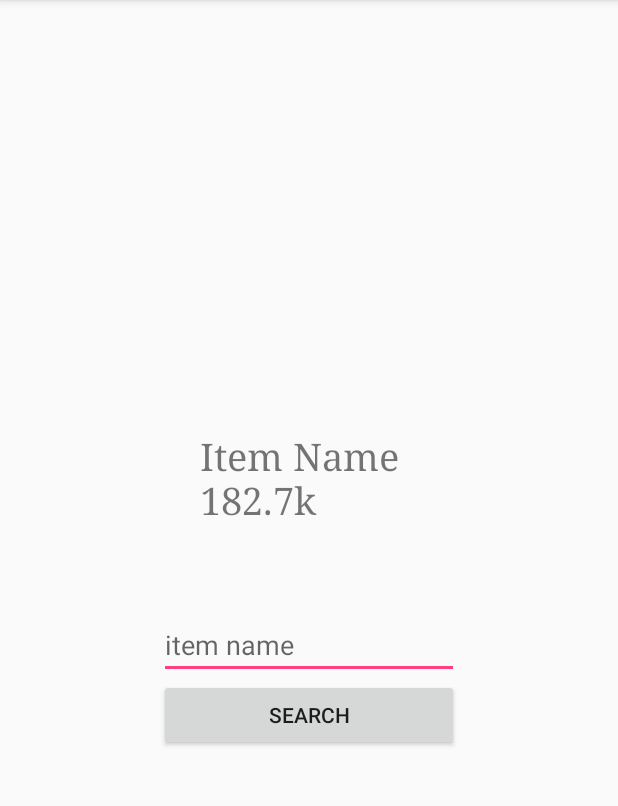
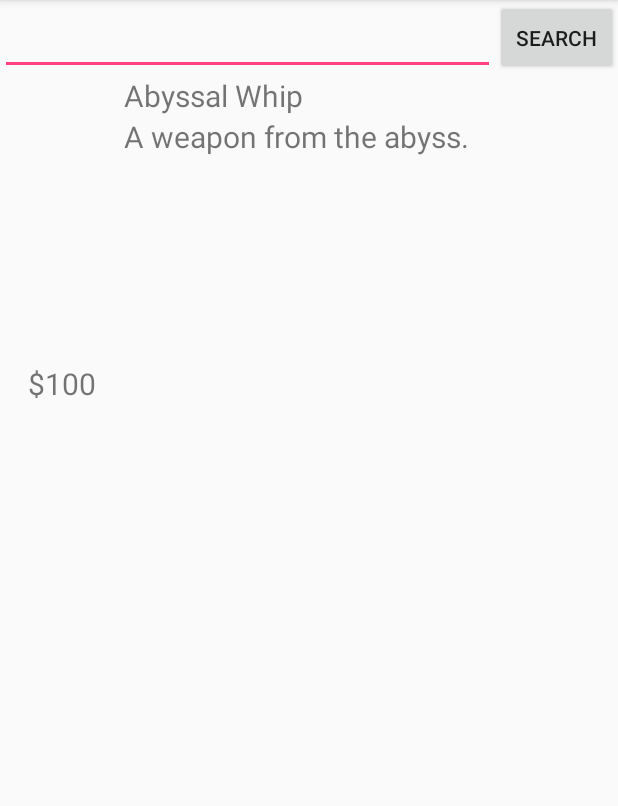
Before and after one commit to ozcer/RunicHelper, an Android app: the GeActivity screen opened directly, with no data from a screen before it, on a phone screen of 412 x 824 dp, the part 84-890 px from its top. Run offline under Robolectric (Android 15) with nearby library versions, the phone set to English and light mode, and no system bars; pictures from the network do not load.

Commit message:
updated GE interface

```diff
--- a/app/src/main/java/ozcer/runichelper/GeActivity.java
+++ b/app/src/main/java/ozcer/runichelper/GeActivity.java
@@ -40,10 +40,10 @@ public class GeActivity extends AppCompatActivity {
         super.onCreate(savedInstanceState);
         setContentView(R.layout.activity_ge);
 
-        Button btnGeSearch = (Button) findViewById(R.id.geSearchButton);
-        tvGeDisplay  = (TextView) findViewById(R.id.geDisplay);
-        edtGeSearchBar = (EditText) findViewById(R.id.geSearchBar);
-        ivItemImage = (ImageView) findViewById(R.id.geItemImage);
+        Button btnGeSearch = (Button) findViewById(R.id.ge_searchButton);
+        tvGeDisplay  = (TextView) findViewById(R.id.ge_itemDescription);
+        edtGeSearchBar = (EditText) findViewById(R.id.ge_searchBar);
+        ivItemImage = (ImageView) findViewById(R.id.ge_itemImage);
 
         btnGeSearch.setOnClickListener(new View.OnClickListener() {
             @Override
--- a/app/src/main/res/layout/activity_ge.xml
+++ b/app/src/main/res/layout/activity_ge.xml
@@ -1,54 +1,95 @@
 <?xml version="1.0" encoding="utf-8"?>
-<LinearLayout xmlns:android="http://schemas.android.com/apk/res/android"
+<RelativeLayout xmlns:android="http://schemas.android.com/apk/res/android"
     xmlns:app="http://schemas.android.com/apk/res-auto"
     xmlns:tools="http://schemas.android.com/tools"
     android:layout_width="match_parent"
     android:layout_height="match_parent"
     tools:context="ozcer.runichelper.GeActivity"
     android:orientation="vertical"
-    android:gravity="center"
+
     >
     <LinearLayout
+        android:id="@+id/ge_topBar"
         android:layout_width="match_parent"
-        android:layout_height="100dp"
-        android:orientation="horizontal"
-        android:layout_margin="20dp"
+        android:layout_height="50dp"
+        android:layout_alignParentTop="true"
         android:weightSum="100"
         >
 
-        <ImageView
-            android:id="@+id/geItemImage"
+        <EditText
+            android:id="@+id/ge_searchBar"
             android:layout_width="match_parent"
             android:layout_height="match_parent"
-            android:layout_weight="75"
+            android:paddingLeft="5dp"
+            android:paddingRight="5dp"
+            android:layout_weight="20"
             />
 
-        <TextView
-            android:id="@+id/geDisplay"
+        <Button
+            android:id="@+id/ge_searchButton"
             android:layout_width="match_parent"
             android:layout_height="match_parent"
-            android:layout_marginLeft="20dp"
-            android:layout_weight="25"
+            android:text="search"
+            android:layout_weight="80"
+            />
+    </LinearLayout>
 
-            android:text="Item Name\n182.7k"
-            android:fontFamily="serif"
-            android:textSize="25dp"
-            />
+    <LinearLayout
+        android:id="@+id/ge_summarySection"
+        android:layout_width="match_parent"
+        android:layout_height="wrap_content"
+        android:layout_below="@id/ge_topBar"
+        android:weightSum="100"
+        android:orientation="horizontal"
+        >
 
+        <LinearLayout
+            android:layout_width="match_parent"
+            android:layout_height="wrap_content"
+            android:layout_weight="80"
+            android:orientation="vertical"
+            >
+            <ImageView
+                android:id="@+id/ge_itemImage"
+                android:layout_width="288px"
+                android:layout_height="288px" />
+
+            <TextView
+                android:layout_width="match_parent"
+                android:layout_height="wrap_content"
+                android:layout_alignParentBottom="true"
+                android:gravity="center"
+                android:text="$100"
+                android:textSize="20dp"
+                />
+
+
+        </LinearLayout>
+
+        <LinearLayout
+            android:layout_width="match_parent"
+            android:layout_height="match_parent"
+            android:layout_weight="20"
+            android:orientation="vertical"
+            >
+            <TextView
+                android:id="@+id/ge_itemName"
+                android:layout_width="match_parent"
+                android:layout_height="wrap_content"
+                android:text="Abyssal Whip"
+                android:textSize="20dp"
+                />
+            <TextView
+                android:id="@+id/ge_itemDescription"
+                android:layout_width="match_parent"
+                android:layout_height="match_parent"
+                android:text="A weapon from the abyss."
+                android:textSize="20dp"
+                />
+
+        </LinearLayout>
 
     </LinearLayout>
 
-    <EditText
-        android:id="@+id/geSearchBar"
-        android:layout_width="200dp"
-        android:layout_height="wrap_content"
-        android:hint="item name"
-        />
-    <Button
-        android:id="@+id/geSearchButton"
-        android:layout_width="200dp"
-        android:layout_height="wrap_content"
-        android:text="search"
-        />
 
-</LinearLayout>
+</RelativeLayout>
```
